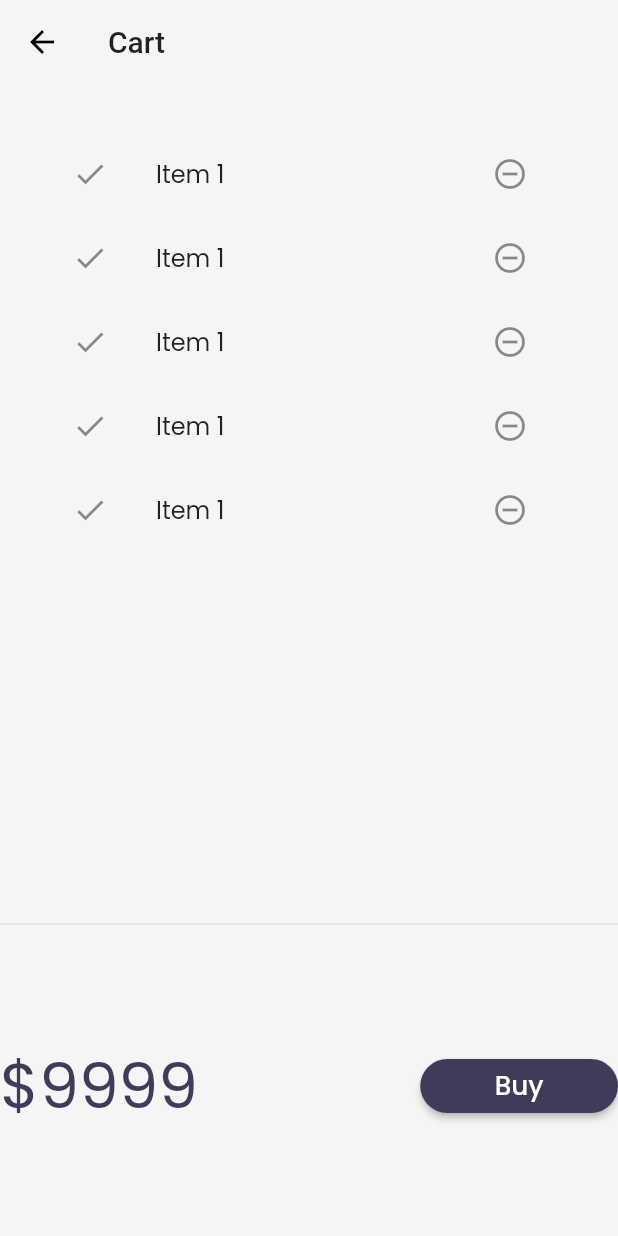
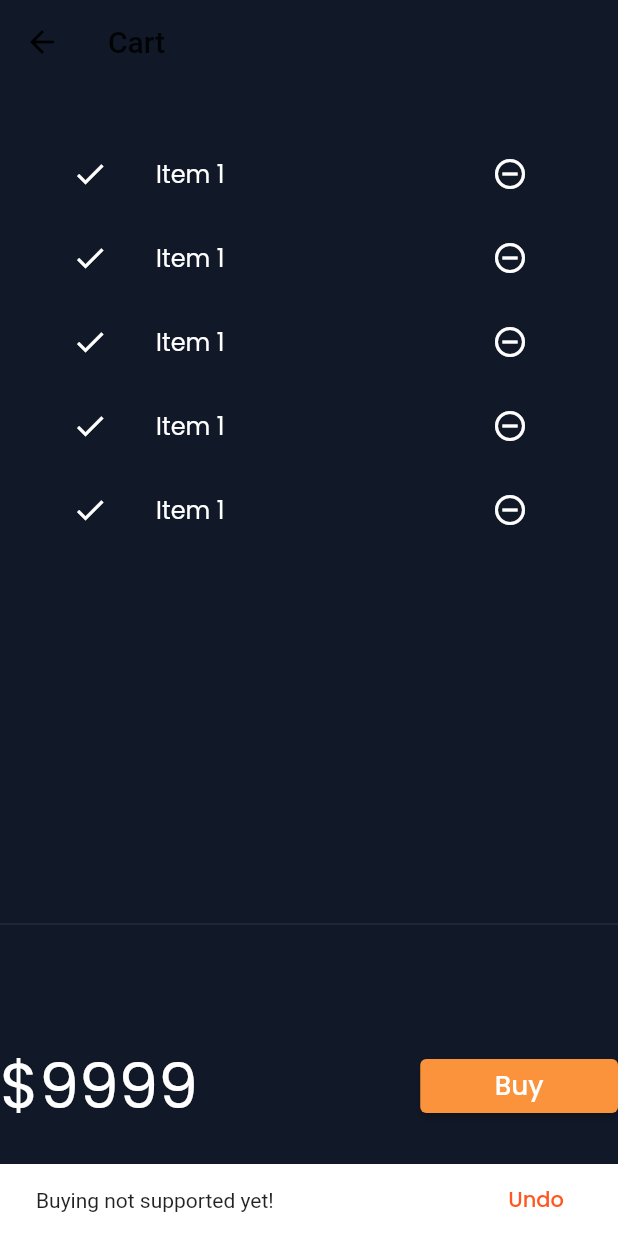
Before and after one commit to Kiran-Khadka/Catalog-App-using-Flutter-, a Flutter app: the screen it shows after launch, after a tap on "Buy", on a phone screen of 412 x 824 dp. Run offline on Flutter 3.47's test engine with Material 2 defaults, Android fonts, the phone set to English and light mode, and no system bars; our stand-ins replace google_fonts, velocity_x; network calls fail.

```diff
--- a/lib/main.dart
+++ b/lib/main.dart
@@ -26,7 +26,7 @@ class MyApp extends StatelessWidget {
     return MaterialApp(
       // home: HomePage(), is commented because the routes with homeentry is being made// class is called not the function
       debugShowCheckedModeBanner: false,
-      themeMode: ThemeMode.light,
+      themeMode: ThemeMode.dark,
       theme: MyTheme.lightTheme(context),
       darkTheme: MyTheme.darkTheme(context),
       initialRoute: MyRoutes.cartRoute, // initial route
--- a/lib/pages/cart_page.dart
+++ b/lib/pages/cart_page.dart
@@ -1,5 +1,4 @@
 import 'package:flutter/material.dart';
-import 'package:second_app/widgets/themes.dart';
 import 'package:velocity_x/velocity_x.dart';
 
 // CartPage widget with holder
@@ -45,11 +44,21 @@ class _CartTotal extends StatelessWidget {
           "\$9999".text.xl5.color(context.theme.accentColor).make(),
           30.widthBox,
           ElevatedButton(
-            onPressed: () {},
+            onPressed: () {
+              final snackBar = SnackBar(
+                content:
+                    "Buying not supported yet!".text.make(), // snackBar content
+                action: SnackBarAction(
+                  label: 'Undo', // undo button label in the snackbar
+                  onPressed: () {},
+                ),
+              );
+              ScaffoldMessenger.of(context).showSnackBar(snackBar);
+            },
             style: ButtonStyle(
                 backgroundColor:
-                    MaterialStateProperty.all(context.theme.buttonColor),
-                shape: MaterialStateProperty.all(StadiumBorder())),
+                    MaterialStateProperty.all(context.theme.buttonColor)),
+            // shape: MaterialStateProperty.all(StadiumBorder())),
             child: "Buy".text.xl.make(),
           ).w32(context),
         ],
--- a/lib/pages/home_page.dart
+++ b/lib/pages/home_page.dart
@@ -6,11 +6,10 @@ import 'package:second_app/utils/routes.dart';
 import 'package:second_app/widgets/drawer.dart';
 import 'package:second_app/widgets/homepage_widgets/catalog_header.dart';
 import 'package:second_app/widgets/homepage_widgets/catalog_list.dart';
-import 'package:second_app/widgets/themes.dart';
 import 'dart:convert';
 import 'package:velocity_x/velocity_x.dart';
 
-// from mtechviral for building minimal UI
+
 //* ctrl + dot to import the package
 //* In stateless widget the variable can be declared and all the work can
 // can be done inside the build method
@@ -34,7 +33,7 @@ class _HomePageState extends State<HomePage> {
 
   // loading the data
   loadData() async {
-    // extracting the d ata from json file
+    // extracting the data from json file
 
     //await Future.delayed(Duration(seconds: 2));
     final catalogJson = await rootBundle.loadString(
--- a/lib/widgets/homepage_widgets/catalog_image.dart
+++ b/lib/widgets/homepage_widgets/catalog_image.dart
@@ -1,5 +1,4 @@
 import 'package:flutter/material.dart';
-import 'package:second_app/widgets/themes.dart';
 import 'package:velocity_x/velocity_x.dart';
 
 // passing the Image string here
--- a/lib/widgets/homepage_widgets/catalog_list.dart
+++ b/lib/widgets/homepage_widgets/catalog_list.dart
@@ -73,7 +73,7 @@ class CatalogItem extends StatelessWidget {
                               MyTheme.darkBluishColor,
                             ), // whether the button is clicked or not property is to be remain
                             shape: MaterialStateProperty.all(StadiumBorder())),
-                        child: "Add to".text.make()),
+                        child: "Buy".text.make()),
                   ],
                 ).pOnly(right: 8.0)
                 // padding for button bar using Vx package
```
Also changed, not shown: lib/models/cart_model.dart (added, +22 -0 lines).
